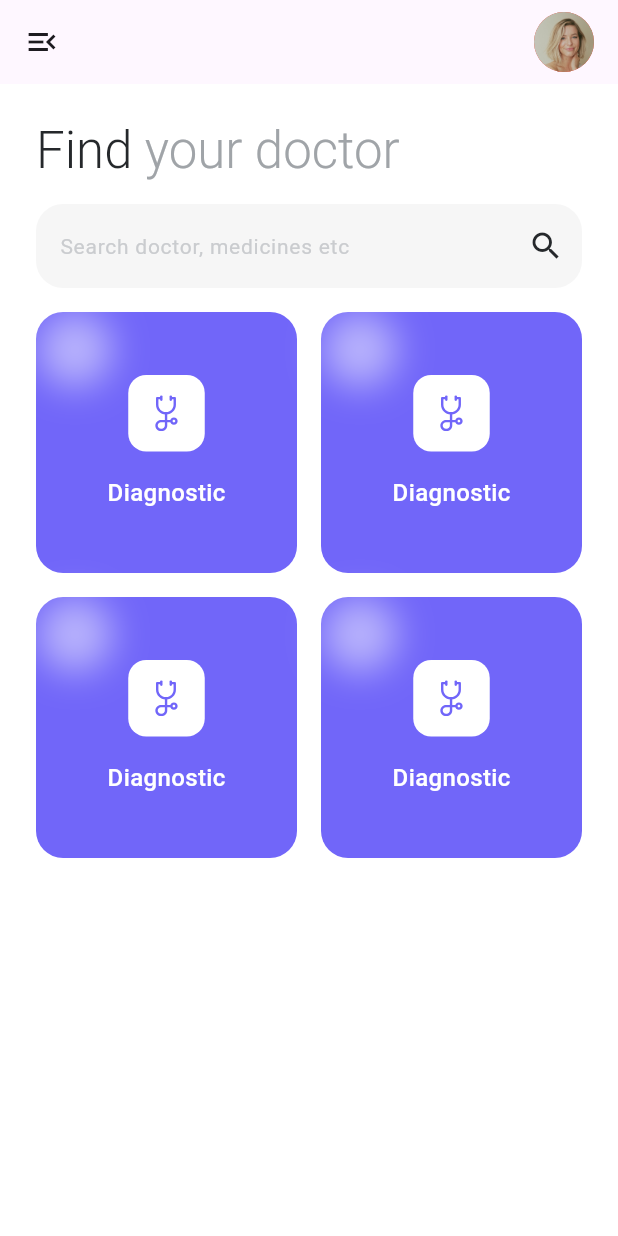
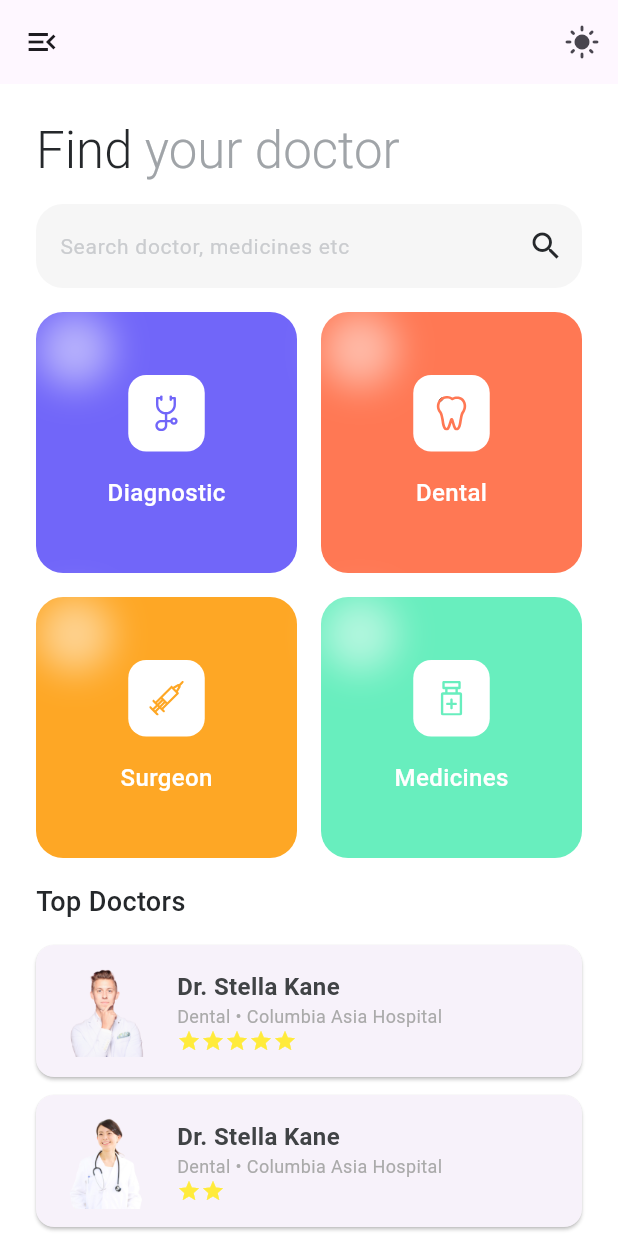
Before and after one commit to RicharC293/doctor_app, a Flutter app: the HomeScreen screen opened by its route, on a phone screen of 412 x 824 dp. Run offline on Flutter 3.47's test engine with Material 3 defaults, Android fonts, the phone set to English and light mode, and no system bars; our stand-ins replace flutter_svg.

Commit message:
Add dental SVG icon, implement DoctorCard widget, and enhance home screen layout

```diff
--- /dev/null
+++ b/lib/notifier/theme_notifier.dart
@@ -0,0 +1 @@
+// Crear el notifier que define el tema global entre light y dark
--- a/lib/screens/home_screen.dart
+++ b/lib/screens/home_screen.dart
@@ -1,6 +1,6 @@
+import 'package:doctor_app_template/widgets/doctor_card.dart';
 import 'package:doctor_app_template/widgets/medical_card.dart';
 import 'package:flutter/material.dart';
-import 'package:flutter_svg/svg.dart';
 
 class HomeScreen extends StatefulWidget {
   const HomeScreen({super.key});
@@ -27,14 +27,15 @@ class _HomeScreenState extends State<HomeScreen> {
             // _scaffoldKey.currentState?.openEndDrawer();
           },
         ),
-        actions: const [
-          Padding(
-            padding: EdgeInsets.only(right: 16),
-            child: CircleAvatar(
-              backgroundColor: Colors.red,
-              backgroundImage: AssetImage("assets/images/avatar.png"),
-            ),
-          ),
+        actions: [
+          // const CircleAvatar(
+          //   backgroundColor: Colors.red,
+          //   backgroundImage: AssetImage("assets/images/avatar.png"),
+          // ),
+
+          /// light_mode -> Icono de sol
+          /// dark_mode -> Icono de luna
+          IconButton(onPressed: () {}, icon: const Icon(Icons.light_mode)),
         ],
       ),
       drawer: const Drawer(),
@@ -103,25 +104,25 @@ class _HomeScreenState extends State<HomeScreen> {
                 color: const Color(0xff7166F9),
                 srcIcon: "assets/svg/diagnostic.svg",
                 title: "Diagnostic",
-                onTap: (){},
+                onTap: () {},
               ),
               MedicalCard(
-                color: const Color(0xff7166F9),
-                srcIcon: "assets/svg/diagnostic.svg",
-                title: "Diagnostic",
-                onTap: (){},
+                color: const Color(0xffFF7854),
+                srcIcon: "assets/svg/dental.svg",
+                title: "Dental",
+                onTap: () {},
               ),
               MedicalCard(
-                color: const Color(0xff7166F9),
-                srcIcon: "assets/svg/diagnostic.svg",
-                title: "Diagnostic",
-                onTap: (){},
+                color: const Color(0xffFEA725),
+                srcIcon: "assets/svg/surgeon.svg",
+                title: "Surgeon",
+                onTap: () {},
               ),
               MedicalCard(
-                color: const Color(0xff7166F9),
-                srcIcon: "assets/svg/diagnostic.svg",
-                title: "Diagnostic",
-                onTap: (){},
+                color: const Color(0xff68EEBE),
+                srcIcon: "assets/svg/medicines.svg",
+                title: "Medicines",
+                onTap: () {},
               ),
             ],
           ),
@@ -136,6 +137,47 @@ class _HomeScreenState extends State<HomeScreen> {
           //     Text("1"),
           //   ],
           // )
+
+          /// Lista de doctores
+          const SizedBox(height: 16),
+          const Text(
+            "Top Doctors",
+            style: TextStyle(
+              color: Color(0xff25282B),
+              fontSize: 18,
+              fontWeight: FontWeight.w500,
+            ),
+          ),
+          const SizedBox(height: 16),
+          const DoctorCard(
+            image: "assets/images/doctor_card_1.png",
+            name: "Dr. Stella Kane",
+            speciality: "Dental",
+            medicalCenter: "Columbia Asia Hospital",
+            rating: 5,
+          ),
+          const SizedBox(height: 12),
+          const DoctorCard(
+              image: "assets/images/doctor_card_2.png",
+              name: "Dr. Stella Kane",
+              speciality: "Dental",
+              medicalCenter: "Columbia Asia Hospital",
+              rating: 2),
+          const SizedBox(height: 12),
+          const DoctorCard(
+            image: "assets/images/doctor_card_1.png",
+            name: "Dr. Stella Kane",
+            speciality: "Dental",
+            medicalCenter: "Columbia Asia Hospital",
+            rating: 5,
+          ),
+          const SizedBox(height: 12),
+          const DoctorCard(
+              image: "assets/images/doctor_card_2.png",
+              name: "Dr. Stella Kane",
+              speciality: "Dental",
+              medicalCenter: "Columbia Asia Hospital",
+              rating: 2),
         ],
       ),
     );
--- /dev/null
+++ b/lib/services/medical_services.dart
@@ -0,0 +1,7 @@
+class MedicalServices {
+  /// Crear un metodo que retorne una lista de servicios medicos
+  /// https://my-json-server.typicode.com/RicharC293/fake_doctors/services
+
+  /// Crear un metodo que retorne una lista de doctores
+  /// https://my-json-server.typicode.com/RicharC293/fake_doctors/doctors
+}
--- /dev/null
+++ b/lib/utils/colors.dart
@@ -0,0 +1,18 @@
+import 'package:flutter/material.dart';
+
+
+/// Use as
+/// Color color1 = HexColor("b74093");
+/// Color color2 = HexColor("#b74093");
+/// Color color3 = HexColor("#88b74093"); // If you wish to use ARGB format
+class HexColor extends Color {
+  static int _getColorFromHex(String hexColor) {
+    hexColor = hexColor.toUpperCase().replaceAll("#", "");
+    if (hexColor.length == 6) {
+      hexColor = "FF$hexColor";
+    }
+    return int.parse(hexColor, radix: 16);
+  }
+
+  HexColor(final String hexColor) : super(_getColorFromHex(hexColor));
+}
--- /dev/null
+++ b/lib/widgets/doctor_card.dart
@@ -0,0 +1,79 @@
+import 'package:flutter/material.dart';
+
+class DoctorCard extends StatelessWidget {
+  const DoctorCard({
+    super.key,
+    required this.image,
+    required this.name,
+    required this.speciality,
+    required this.medicalCenter,
+    required this.rating,
+  });
+
+  final String image;
+  final String name;
+  final String speciality;
+  final String medicalCenter;
+  final int rating;
+
+  ///https://www.youtube.com/watch?v=Si5XJ_IocEs
+  @override
+  Widget build(BuildContext context) {
+    return Card(
+      margin: EdgeInsets.zero,
+      child: Padding(
+        padding: const EdgeInsets.all(12.0),
+        child: Row(
+          crossAxisAlignment: CrossAxisAlignment.center,
+          children: [
+            if (image.contains("http"))
+              Image.network(
+                image,
+                width: 70,
+                height: 64,
+              )
+            else
+              Image.asset(
+                image,
+                width: 70,
+                height: 64,
+              ),
+            const SizedBox(width: 12),
+            Column(
+              crossAxisAlignment: CrossAxisAlignment.start,
+              mainAxisAlignment: MainAxisAlignment.center,
+              children: [
+                 Text(
+                  name,
+                  style: const TextStyle(
+                    fontWeight: FontWeight.bold,
+                    fontSize: 16,
+                    color: Color(0xff404345),
+                  ),
+                ),
+                 Text(
+                  "$speciality • $medicalCenter",
+                  style: const TextStyle(
+                    fontSize: 12,
+                    color: Color(0xffAAAAAA),
+                  ),
+                ),
+                Row(
+                  mainAxisAlignment: MainAxisAlignment.start,
+                  children: List.generate(
+                    rating,
+                    (index) => const Icon(
+                      Icons.star,
+                      color: Colors.yellow,
+                      size: 16,
+                    ),
+                  ),
+                ),
+              ],
+            ),
+          ],
+        ),
+      ),
+    );
+  }
+}
```
Also changed, not shown: assets/svg/dental.svg.
